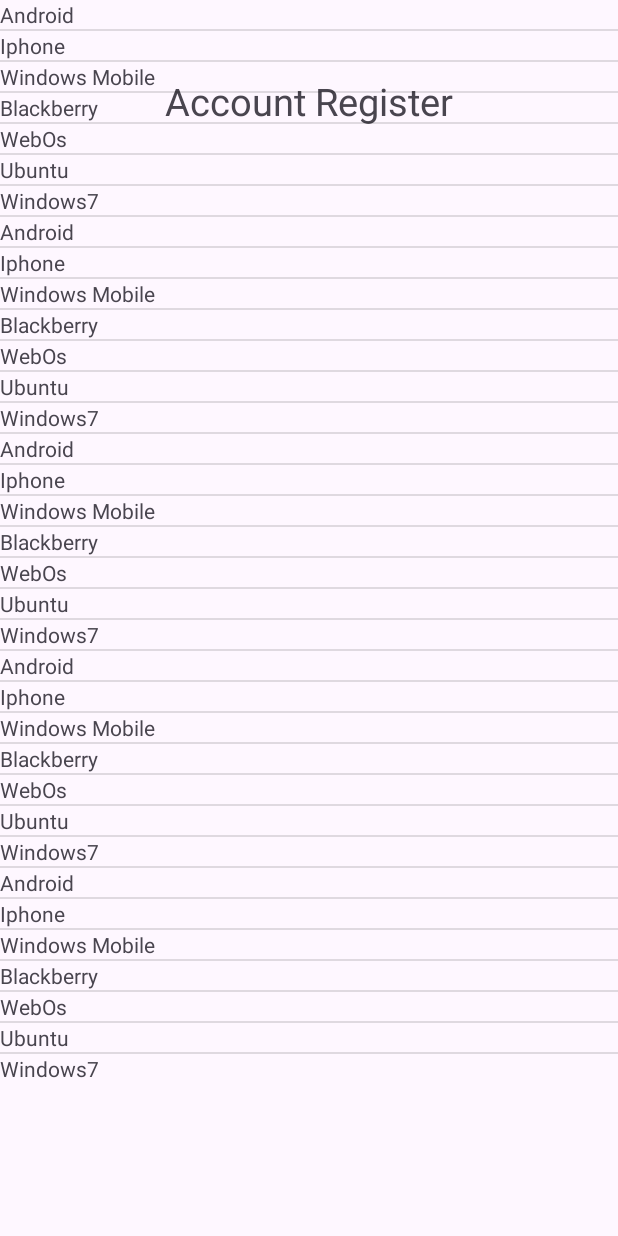
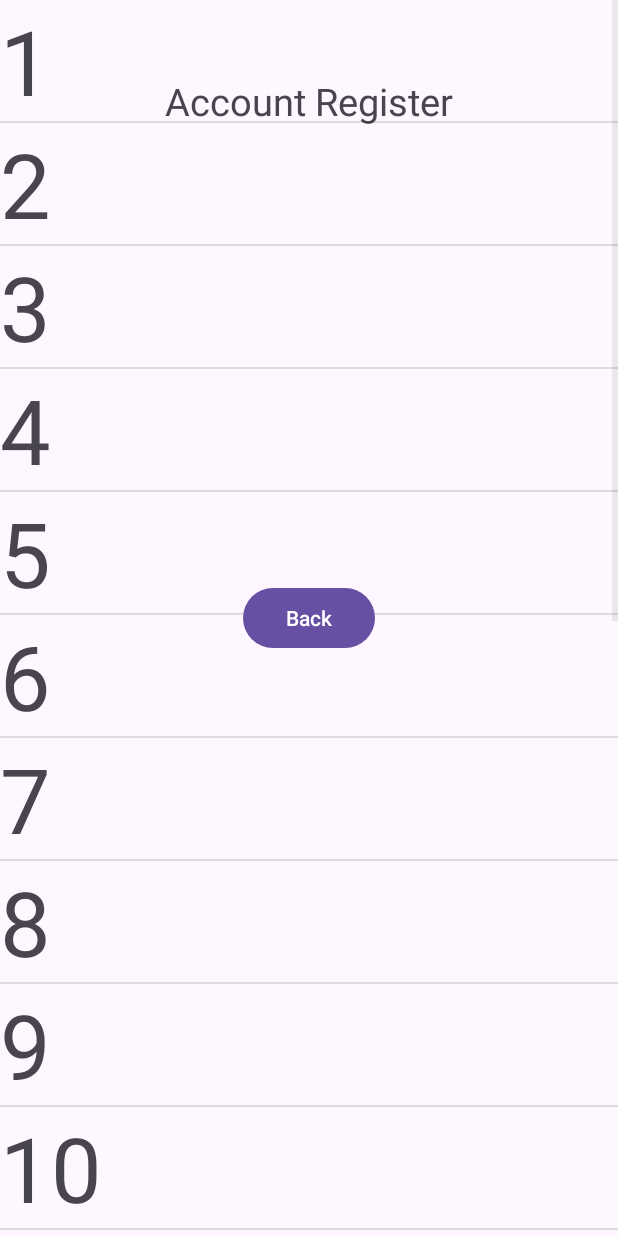
Before and after one commit to tiagop122/MyLogin, an Android app: the Register screen opened directly, with no data from a screen before it, on a phone screen of 412 x 824 dp. Run offline under Robolectric (Android 15) with nearby library versions, the phone set to English and light mode, and no system bars.

Commit message:
ListView last

```diff
--- a/app/src/main/java/pt/tiago/mylogin/MySimpleArrayAdapter.kt
+++ b/app/src/main/java/pt/tiago/mylogin/MySimpleArrayAdapter.kt
@@ -23,13 +23,23 @@ init {
 
     override fun getView(position: Int, convertView: View?, parent: ViewGroup): View {
         val inflater = LayoutInflater.from(mContext)
-        val rowView = inflater.inflate(mResource, parent,false)
+        var rowView : View = convertView ?: inflater.inflate(mResource, parent, false)
 
-        val textView = rowView.findViewById<TextView>(R.id.item_text)
+
+        if (convertView == null){
+            rowView.tag = MyViewHolder(rowView)
+        }
+
+        val vh = rowView.tag as MyViewHolder
+
         val str = mValues.get(position)
+        vh.tv?.text = str
 
-        textView.text = str
-
-        return rowView
+            return rowView
     }
 }
+
+private class MyViewHolder (view: View?){
+
+    val tv = view?.findViewById<TextView>(R.id.item_text)
+}
--- a/app/src/main/java/pt/tiago/mylogin/Register.kt
+++ b/app/src/main/java/pt/tiago/mylogin/Register.kt
@@ -1,7 +1,9 @@
 package pt.tiago.mylogin
+import android.content.Intent
 import android.widget.ListView
 import android.os.Bundle
 import android.widget.ArrayAdapter
+import android.widget.Button
 import androidx.activity.enableEdgeToEdge
 import androidx.appcompat.app.AppCompatActivity
 import androidx.core.view.ViewCompat
@@ -12,6 +14,15 @@ class Register : AppCompatActivity() {
         super.onCreate(savedInstanceState)
         enableEdgeToEdge()
         setContentView(R.layout.activity_register)
+        // Referência ao botão
+        val button = findViewById<Button>(R.id.backBut)
+
+        button.setOnClickListener {
+            // Criando um intent para abrir a SecondActivity
+            val intent = Intent(this@Register, MainActivity::class.java)
+            startActivity(intent)
+        }
+
         ViewCompat.setOnApplyWindowInsetsListener(findViewById(R.id.main)) { v, insets ->
             val systemBars = insets.getInsets(WindowInsetsCompat.Type.systemBars())
             v.setPadding(systemBars.left, systemBars.top, systemBars.right, systemBars.bottom)
@@ -19,7 +30,7 @@ class Register : AppCompatActivity() {
         }
 
         val listView2 = findViewById<ListView>(R.id.listView2)
-        val values = mutableListOf<String> ("Android", "Iphone", "Windows Mobile", "Blackberry", "WebOs", "Ubuntu", "Windows7","Android", "Iphone", "Windows Mobile", "Blackberry", "WebOs", "Ubuntu", "Windows7","Android", "Iphone", "Windows Mobile", "Blackberry", "WebOs", "Ubuntu", "Windows7","Android", "Iphone", "Windows Mobile", "Blackberry", "WebOs", "Ubuntu", "Windows7","Android", "Iphone", "Windows Mobile", "Blackberry", "WebOs", "Ubuntu", "Windows7")
+        val values = mutableListOf<String> ("1", "2", "3", "4", "5", "6", "7", "8","9", "10", "11", "12", "13", "14", "15","16", "17", "18", "19", "20")
 
         var adapter = MySimpleArrayAdapter(this, R.layout.layout_item,values)
         listView2.adapter = adapter
--- a/app/src/main/res/layout/activity_register.xml
+++ b/app/src/main/res/layout/activity_register.xml
@@ -27,4 +27,16 @@
         tools:layout_editor_absoluteX="1dp"
         tools:layout_editor_absoluteY="97dp" />
 
+    <Button
+        android:id="@+id/backBut"
+        android:layout_width="wrap_content"
+        android:layout_height="wrap_content"
+        android:text="Back"
+        android:textAlignment="center"
+        app:layout_constraintBottom_toBottomOf="parent"
+        app:layout_constraintEnd_toEndOf="parent"
+        app:layout_constraintStart_toStartOf="parent"
+        app:layout_constraintTop_toTopOf="parent"
+        app:layout_constraintVertical_bias="0.5" />
+
 </androidx.constraintlayout.widget.ConstraintLayout>
--- a/app/src/main/res/layout/layout_item.xml
+++ b/app/src/main/res/layout/layout_item.xml
@@ -1,12 +1,16 @@
 <?xml version="1.0" encoding="utf-8"?>
 <LinearLayout xmlns:android="http://schemas.android.com/apk/res/android"
     android:layout_width="match_parent"
-    android:layout_height="match_parent">
+    android:layout_height="match_parent"
+    xmlns:tools="http://schemas.android.com/tools">
 
     <TextView
         android:id="@+id/item_text"
         android:layout_width="wrap_content"
         android:layout_height="wrap_content"
         android:layout_weight="1"
-        android:text="TextView" />
+        android:text="TextView"
+        android:textSize="60sp"
+        tools:layout_editor_absoluteX="0dp"
+        tools:layout_editor_absoluteY="97dp" />
 </LinearLayout>
```
